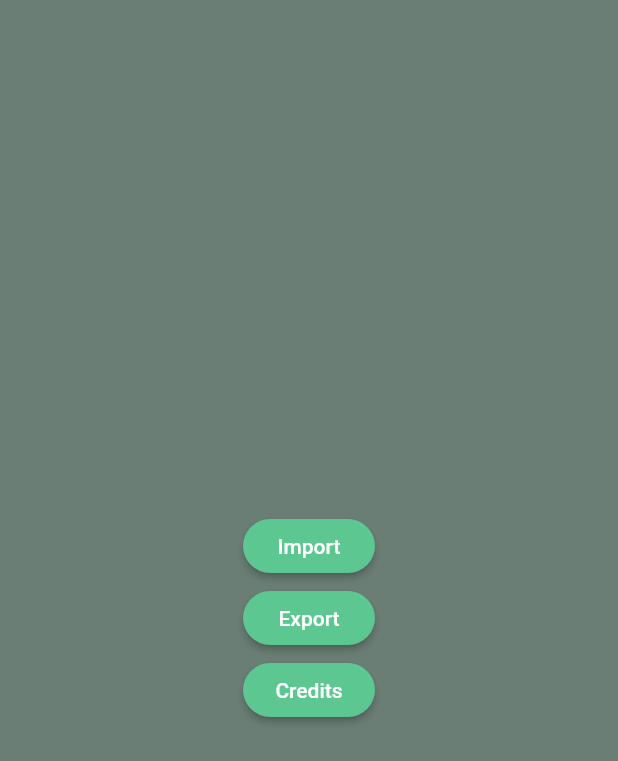
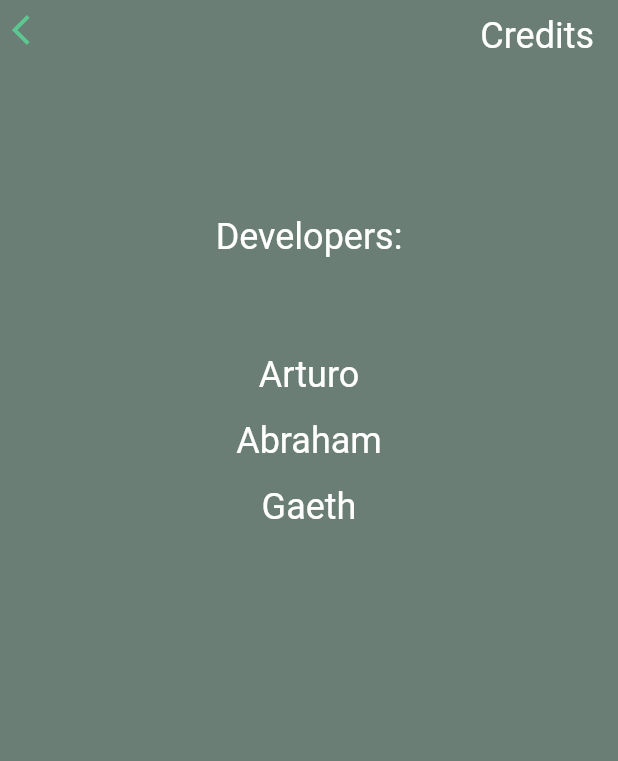
Before and after one commit to gaethalalou/BusyWork, a Flutter app: the SettingsWidget screen opened directly, after a tap on "Credits", on a phone screen of 412 x 824 dp. Shown: the top 761 px of the screen. Run offline on Flutter 3.47's test engine with Material 2 defaults, Android fonts, the phone set to English and light mode, and no system bars; our stand-ins replace curved_navigation_bar, grouped_list, intro_slider, shared_preferences, table_calendar; accounts and stored records are empty.

Commit message:
Credits
Adds credit menu. Hides import and export options.

```diff
--- /dev/null
+++ b/project_busy_work/lib/credits_widget.dart
@@ -0,0 +1,53 @@
+import 'package:flutter/cupertino.dart';
+import 'package:flutter/material.dart';
+
+import 'myColors.dart';
+
+class CreditsWidget extends StatelessWidget {
+  final Color color;
+  CreditsWidget(this.color);
+
+  @override
+  Widget build(BuildContext context) {
+    return Scaffold(
+      body: SafeArea(
+        child: Column(
+          children: <Widget>[
+            Row(
+              mainAxisAlignment: MainAxisAlignment.spaceBetween,
+              children: <Widget>[
+                IconButton(
+                    alignment: Alignment.topLeft,
+                    icon: Icon(Icons.arrow_back_ios),
+                    color: hGreen,
+                    onPressed: () {
+                      Navigator.pop(context);
+                    }),
+                Padding(
+                  padding: EdgeInsets.symmetric(horizontal: 16.0),
+                  child: Text("Credits", style: TextStyle(fontSize: 24)),
+                ),
+              ],
+            ),
+            Padding(
+              padding: const EdgeInsets.all(96.0),
+              child: Center(
+                  child: Column(
+                children: <Widget>[
+                  Text("Developers:", style: TextStyle(fontSize: 24)),
+                  Container(padding: EdgeInsets.all(32)),
+                  Text("Arturo", style: TextStyle(fontSize: 24)),
+                  Container(padding: EdgeInsets.all(8)),
+                  Text("Abraham", style: TextStyle(fontSize: 24)),
+                  Container(padding: EdgeInsets.all(8)),
+                  Text("Gaeth", style: TextStyle(fontSize: 24)),
+                ],
+              )),
+            )
+          ],
+        ),
+      ),
+      backgroundColor: color,
+    );
+  }
+}
--- a/project_busy_work/lib/progress_widget.dart
+++ b/project_busy_work/lib/progress_widget.dart
@@ -8,7 +8,9 @@ class ProgressWidget extends StatelessWidget {
   @override
   Widget build(BuildContext context) {
     return Scaffold(
-      body: Center(child: Text(text)),
+      body: Center(
+          child: Text("Currently in development!",
+              style: TextStyle(fontSize: 16))),
       backgroundColor: color,
     );
   }
--- a/project_busy_work/lib/settings_widget.dart
+++ b/project_busy_work/lib/settings_widget.dart
@@ -1,6 +1,7 @@
 import 'package:flutter/cupertino.dart';
 import 'package:flutter/material.dart';
 import 'myColors.dart';
+import 'credits_widget.dart';
 
 class SettingsWidget extends StatelessWidget {
   final Color color;
@@ -14,7 +15,7 @@ class SettingsWidget extends StatelessWidget {
         child: Column(
           mainAxisAlignment: MainAxisAlignment.center,
           children: <Widget>[
-            RaisedButton(
+            /*RaisedButton(
               child: Text('Import'),
               shape: RoundedRectangleBorder(
                   borderRadius: new BorderRadius.circular(18.0)),
@@ -28,12 +29,18 @@ class SettingsWidget extends StatelessWidget {
               color: hGreen,
               onPressed: () {},
             ),
+             */
             RaisedButton(
               child: Text('Credits'),
               shape: RoundedRectangleBorder(
                   borderRadius: new BorderRadius.circular(18.0)),
               color: hGreen,
-              onPressed: () {},
+              onPressed: () {
+                Navigator.push(
+                    context,
+                    MaterialPageRoute(
+                        builder: (context) => CreditsWidget(bgGreen)));
+              },
             ),
           ],
         ),
```
Also changed, not shown: project_busy_work/lib/Testing.dart (+16 -20 lines), project_busy_work/lib/newactivity_widget.dart (+4 -4 lines).
